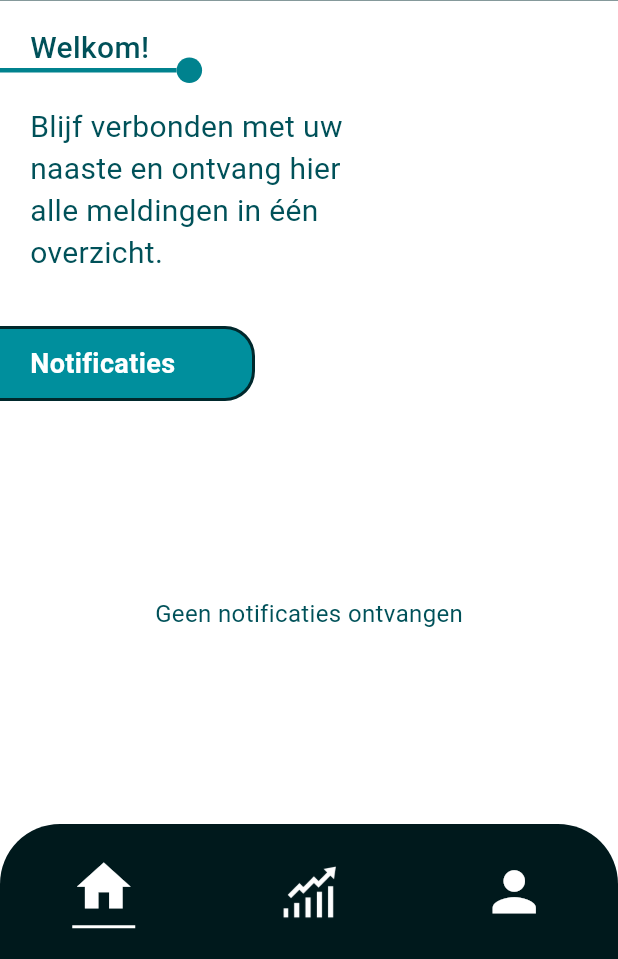
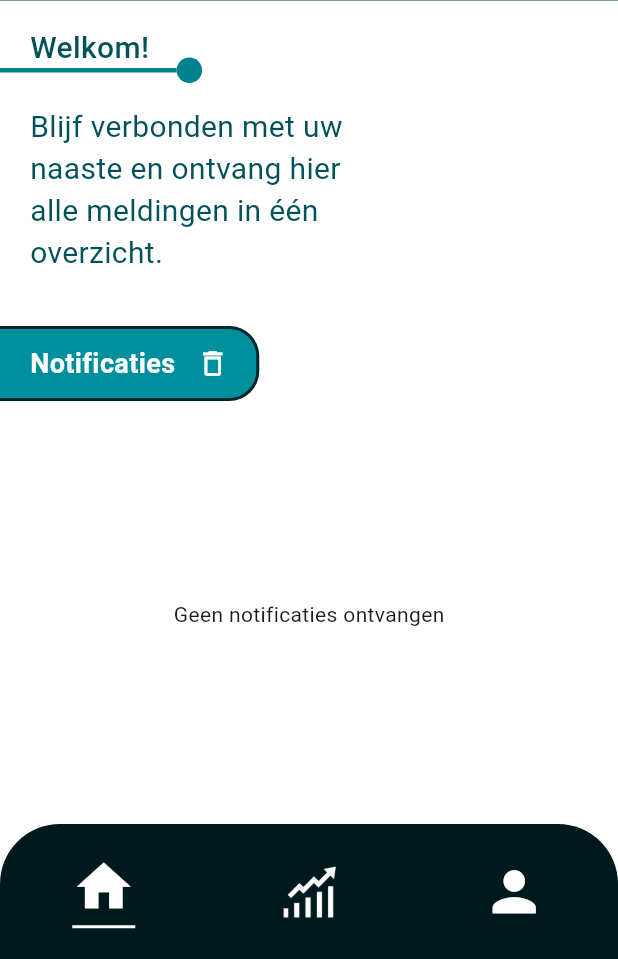
Before and after one commit to jaszy-md/Caregiver_app, a Flutter app: the CaregiverHomeScreen screen opened by its route, on a phone screen of 412 x 824 dp, the part 277-1236 px from its top. Run offline on Flutter 3.47's test engine with Material 3 defaults, Android fonts, the phone set to English and light mode, and no system bars; our stand-ins replace animated_text_kit, cloud_firestore, connectivity_plus, firebase_auth, firebase_core, firebase_messaging and 5 more; missing offline and left inert: mobile_scanner; accounts and stored records are empty; Roboto replaces fonts that are missing (Poppins).

Commit message:
notivication delete fix

```diff
--- a/lib/features/caregiver/presentation/screens/home/caregiver_home_screen.dart
+++ b/lib/features/caregiver/presentation/screens/home/caregiver_home_screen.dart
@@ -24,10 +24,7 @@ class _CaregiverHomeScreenState extends ConsumerState<CaregiverHomeScreen>
   late final Animation<Offset> _weekTileAnimation;
 
   final Map<String, AnimationController> _tileControllers = {};
-
   String? _patientUid;
-  String? _patientName;
-  int? _weekPercentage;
 
   @override
   void initState() {
@@ -35,11 +32,11 @@ class _CaregiverHomeScreenState extends ConsumerState<CaregiverHomeScreen>
 
     _weekTileController = AnimationController(
       vsync: this,
-      duration: const Duration(milliseconds: 700),
+      duration: const Duration(milliseconds: 900),
     );
 
     _weekTileAnimation = Tween<Offset>(
-      begin: const Offset(0.6, 0), // rustig
+      begin: const Offset(1.2, 0),
       end: Offset.zero,
     ).animate(
       CurvedAnimation(parent: _weekTileController, curve: Curves.easeOutCubic),
@@ -48,18 +45,15 @@ class _CaregiverHomeScreenState extends ConsumerState<CaregiverHomeScreen>
     _resolvePatientAndStats();
   }
 
-  /// 🔑 ENIGE BRON VAN WAARHEID
   Future<void> _resolvePatientAndStats() async {
     final caregiverUid = FirebaseAuth.instance.currentUser?.uid;
     if (caregiverUid == null) return;
 
     final userService = UserService();
-
     final patientUid = await userService.findPatientForCaregiver(caregiverUid);
     if (!mounted || patientUid == null) return;
 
     final patient = await userService.getUser(patientUid);
-
     final weekPercentage = await userService.calculateWeeklyHealthPercentage(
       patientUid,
     );
@@ -68,11 +62,8 @@ class _CaregiverHomeScreenState extends ConsumerState<CaregiverHomeScreen>
 
     setState(() {
       _patientUid = patientUid;
-      _patientName = patient?['name'];
-      _weekPercentage = weekPercentage;
     });
 
-    // 🔥 context vooraf zetten voor ALLE navigatie
     ref
         .read(statsContextProvider.notifier)
         .setContext(
@@ -81,7 +72,6 @@ class _CaregiverHomeScreenState extends ConsumerState<CaregiverHomeScreen>
           weekPercentage: weekPercentage,
         );
 
-    // 🎯 animatie pas starten als alles stabiel is
     _weekTileController.forward(from: 0);
   }
 
@@ -90,26 +80,18 @@ class _CaregiverHomeScreenState extends ConsumerState<CaregiverHomeScreen>
     for (final ctrl in _tileControllers.values) {
       ctrl.dispose();
     }
+    _tileControllers.clear();
     _weekTileController.dispose();
     super.dispose();
   }
 
   @override
   Widget build(BuildContext context) {
-    final double bottomPadding = MediaQuery.of(context).padding.bottom + 8;
+    final bottomPadding = MediaQuery.of(context).padding.bottom + 8;
+    final caregiverUid = FirebaseAuth.instance.currentUser?.uid;
 
-    final caregiverUid = FirebaseAuth.instance.currentUser?.uid;
     if (caregiverUid == null) {
-      return const Center(
-        child: Text(
-          'Niet ingelogd',
-          style: TextStyle(
-            fontFamily: 'Poppins',
-            fontSize: 16,
-            color: Color(0xFF005159),
-          ),
-        ),
-      );
+      return const Center(child: Text('Niet ingelogd'));
     }
 
     final asyncNotifications = ref.watch(
@@ -141,8 +123,6 @@ class _CaregiverHomeScreenState extends ConsumerState<CaregiverHomeScreen>
                   ),
                 ),
               ),
-
-              // 🔹 Week tile
               SlideTransition(
                 position: _weekTileAnimation,
                 child:
@@ -154,7 +134,26 @@ class _CaregiverHomeScreenState extends ConsumerState<CaregiverHomeScreen>
           ),
 
           const SizedBox(height: 10),
-          const NotificationTitleTile(label: 'Notificaties'),
+
+          NotificationTitleTile(
+            label: 'Notificaties',
+            onClearAll: () async {
+              final userService = UserService();
+
+              /// 1️⃣ UI eerst veilig leegmaken
+              for (final ctrl in _tileControllers.values) {
+                ctrl.dispose();
+              }
+              _tileControllers.clear();
+
+              /// 2️⃣ Provider laten hertekenen
+              ref.invalidate(receivedNotificationsProvider(caregiverUid));
+
+              /// 3️⃣ Daarna pas Firestore opschonen
+              await userService.deleteAllReceivedNotifications(caregiverUid);
+            },
+          ),
+
           const SizedBox(height: 3),
 
           Expanded(
@@ -166,32 +165,14 @@ class _CaregiverHomeScreenState extends ConsumerState<CaregiverHomeScreen>
               ),
               child: asyncNotifications.when(
                 loading: () => const Center(child: CircularProgressIndicator()),
-                error:
-                    (_, __) => const Center(
-                      child: Text(
-                        'Er ging iets mis bij het ophalen van notificaties',
-                        style: TextStyle(
-                          fontFamily: 'Poppins',
-                          fontSize: 16,
-                          color: Color(0xFF005159),
-                        ),
-                      ),
-                    ),
+                error: (_, __) => const Center(child: Text('Fout bij laden')),
                 data: (items) {
                   if (items.isEmpty) {
                     return const Center(
-                      child: Text(
-                        'Geen notificaties ontvangen',
-                        style: TextStyle(
-                          fontFamily: 'Poppins',
-                          fontSize: 16,
-                          color: Color(0xFF005159),
-                        ),
-                      ),
+                      child: Text('Geen notificaties ontvangen'),
                     );
                   }
-
-                  return _buildList(items);
+                  return _buildList(items, caregiverUid);
                 },
               ),
             ),
@@ -201,7 +182,7 @@ class _CaregiverHomeScreenState extends ConsumerState<CaregiverHomeScreen>
     );
   }
 
-  Widget _buildList(List<ReceivedNotification> items) {
+  Widget _buildList(List<ReceivedNotification> items, String caregiverUid) {
     return SingleChildScrollView(
       physics: const BouncingScrollPhysics(),
       child: Column(
@@ -231,9 +212,44 @@ class _CaregiverHomeScreenState extends ConsumerState<CaregiverHomeScreen>
                       vertical: 10,
                       horizontal: 7,
                     ),
-                    child: NotificationTile(
-                      label: item.receivedLabel,
-                      receivedAt: item.createdAt,
+                    child: Stack(
+                      children: [
+                        Positioned.fill(
+                          child: Container(
+                            decoration: BoxDecoration(
+                              color: const Color.fromARGB(
+                                255,
+                                133,
+                                26,
+                                17,
+                              ).withOpacity(0.9),
+                              borderRadius: BorderRadius.circular(15),
+                            ),
+                            alignment: Alignment.centerRight,
+                            padding: const EdgeInsets.only(right: 20),
+                            child: const Icon(
+                              Icons.delete,
+                              color: Colors.white,
+                            ),
+                          ),
+                        ),
+                        Dismissible(
+                          key: ValueKey(item.id),
+                          direction: DismissDirection.endToStart,
+                          onDismissed: (_) async {
+                            final userService = UserService();
+                            await userService.deleteReceivedNotification(
+                              caregiverUid,
+                              item.id,
+                            );
+                            _tileControllers.remove(item.id)?.dispose();
+                          },
+                          child: NotificationTile(
+                            label: item.receivedLabel,
+                            receivedAt: item.createdAt,
+                          ),
+                        ),
+                      ],
                     ),
                   ),
                 ),
--- a/lib/features/caregiver/presentation/widgets/notifications/notification_title_tile.dart
+++ b/lib/features/caregiver/presentation/widgets/notifications/notification_title_tile.dart
@@ -1,20 +1,36 @@
+import 'package:care_link/features/caregiver/presentation/widgets/dialogs/clear_notifications_dialog.dart';
 import 'package:flutter/material.dart';
 
 class NotificationTitleTile extends StatelessWidget {
   final String label;
+  final Future<void> Function() onClearAll;
 
-  const NotificationTitleTile({super.key, required this.label});
+  const NotificationTitleTile({
+    super.key,
+    required this.label,
+    required this.onClearAll,
+  });
+
+  void _openDialog(BuildContext context) {
+    showDialog(
+      context: context,
+      builder:
+          (_) => ClearNotificationsDialog(
+            onConfirm: () async {
+              await onClearAll();
+            },
+          ),
+    );
+  }
 
   @override
   Widget build(BuildContext context) {
     return Padding(
       padding: const EdgeInsets.symmetric(vertical: 7),
-      child: Row(
-        mainAxisAlignment: MainAxisAlignment.spaceBetween,
-        children: [
-          Container(
-            constraints: const BoxConstraints(minWidth: 170, minHeight: 50),
-            padding: const EdgeInsets.only(left: 20),
+      child: IntrinsicWidth(
+        child: Container(
+          height: 50,
+          padding: const EdgeInsets.only(left: 20, right: 12),
           decoration: const BoxDecoration(
             color: Color(0xFF008F9D),
             borderRadius: BorderRadius.only(
@@ -27,8 +43,10 @@ class NotificationTitleTile extends StatelessWidget {
               bottom: BorderSide(color: Color(0xFF00282C), width: 2),
             ),
           ),
-            alignment: Alignment.centerLeft,
-            child: Text(
+          child: Row(
+            mainAxisSize: MainAxisSize.min,
+            children: [
+              Text(
                 label,
                 style: const TextStyle(
                   color: Colors.white,
@@ -37,8 +55,21 @@ class NotificationTitleTile extends StatelessWidget {
                   fontWeight: FontWeight.w600,
                 ),
               ),
+              const SizedBox(width: 8),
+              GestureDetector(
+                onTap: () => _openDialog(context),
+                child: const Padding(
+                  padding: EdgeInsets.all(6),
+                  child: Icon(
+                    Icons.delete_outline,
+                    color: Colors.white,
+                    size: 22,
+                  ),
+                ),
               ),
             ],
+          ),
+        ),
       ),
     );
   }
```
Also changed, not shown: lib/core/firestore/services/user_service.dart (+38 -4 lines), lib/features/caregiver/presentation/widgets/dialogs/clear_notifications_dialog.dart (added, +139 -0 lines), 1 other file. Lines whose indentation alone changed are shown as unchanged.
